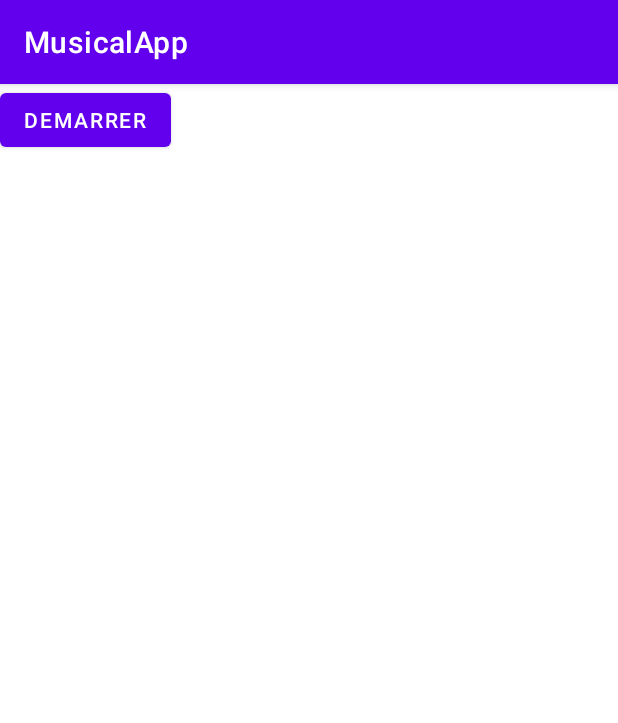
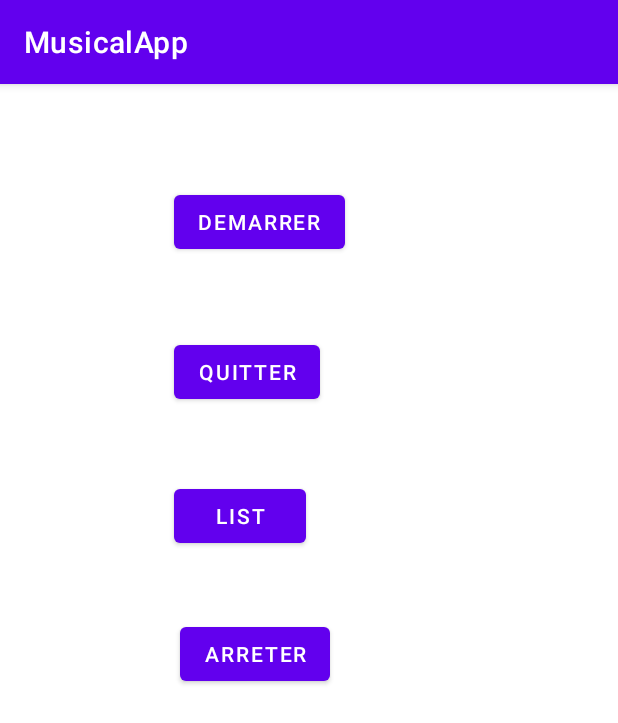
Before and after one commit to karry7/MusicPlaylist, an Android app: the screen it shows after launch (MainActivity), on a phone screen of 412 x 824 dp. Shown: the top 723 px of the screen. Run offline under Robolectric (Android 15) with nearby library versions, the phone set to English and light mode, and no system bars.

```diff
--- a/app/src/main/java/com/example/musicalapp/MainActivity.java
+++ b/app/src/main/java/com/example/musicalapp/MainActivity.java
@@ -8,19 +8,35 @@ import android.view.View;
 import android.widget.Button;
 
 public class MainActivity extends AppCompatActivity {
-
+private Button button1;
     @Override
     protected void onCreate(Bundle savedInstanceState) {
         super.onCreate(savedInstanceState);
         setContentView(R.layout.activity_main);
+       /* Intent serviceIntent = new Intent(this, MyService.class);
+        serviceIntent.setAction("START");
+        serviceIntent.putExtra("chanson1", "bts1.mp3");
+
+        startService(serviceIntent);*/
+         button1= (Button) findViewById(R.id.button);
+         button1.setOnClickListener(new View.OnClickListener() {
+             @Override
+             public void onClick(View view) {
+                 openActivity2();
+             }
+         });
+
+    }
+    public void demarrer(View view){
         Intent serviceIntent = new Intent(this, MyService.class);
+        serviceIntent.setAction("START");
         serviceIntent.putExtra("chanson1", "bts1.mp3");
-        Button button= (Button) findViewById(R.id.button);
-        button.setOnClickListener(new View.OnClickListener() {
-            @Override
-            public void onClick(View view) {
-                startService(serviceIntent);
-            }
-        });
+
+        startService(serviceIntent);
+    }
+
+    public void openActivity2(){
+        Intent intent1 =new Intent(this,MyPlayList.class);
+        startActivity(intent1);
     }
 }
--- a/app/src/main/res/layout/activity_main.xml
+++ b/app/src/main/res/layout/activity_main.xml
@@ -1,7 +1,8 @@
 <?xml version="1.0" encoding="utf-8"?>
-<RelativeLayout xmlns:android="http://schemas.android.com/apk/res/android"
+<androidx.constraintlayout.widget.ConstraintLayout xmlns:android="http://schemas.android.com/apk/res/android"
     xmlns:app="http://schemas.android.com/apk/res-auto"
     xmlns:tools="http://schemas.android.com/tools"
+    android:id="@+id/relativeLayout"
     android:layout_width="match_parent"
     android:layout_height="match_parent"
     tools:context=".MainActivity">
@@ -10,10 +11,41 @@
         android:id="@+id/button"
         android:layout_width="wrap_content"
         android:layout_height="wrap_content"
+        android:layout_marginStart="116dp"
+        android:layout_marginTop="68dp"
         android:text="Demarrer"
-        tools:layout_editor_absoluteX="94dp"
-        tools:layout_editor_absoluteY="136dp" />
+        app:layout_constraintStart_toStartOf="parent"
+        app:layout_constraintTop_toTopOf="parent" />
+
+    <Button
+        android:id="@+id/button2"
+        android:layout_width="wrap_content"
+        android:layout_height="wrap_content"
+        android:layout_marginStart="116dp"
+        android:layout_marginTop="168dp"
+        android:text="Quitter"
+        app:layout_constraintStart_toStartOf="parent"
+        app:layout_constraintTop_toTopOf="parent" />
+
+    <Button
+        android:id="@+id/button3"
+        android:layout_width="wrap_content"
+        android:layout_height="wrap_content"
+        android:layout_marginStart="116dp"
+        android:layout_marginTop="264dp"
+        android:text="List"
+        app:layout_constraintStart_toStartOf="parent"
+        app:layout_constraintTop_toTopOf="parent" />
+
+    <Button
+        android:id="@+id/button4"
+        android:layout_width="wrap_content"
+        android:layout_height="wrap_content"
+        android:layout_marginStart="120dp"
+        android:layout_marginTop="356dp"
+        android:text="ARRETER"
+        app:layout_constraintStart_toStartOf="parent"
+        app:layout_constraintTop_toTopOf="parent" />
 
 
-
-</RelativeLayout>
+</androidx.constraintlayout.widget.ConstraintLayout>
```
Also changed, not shown: app/src/main/java/com/example/musicalapp/MyPlayList.java (+26 -1 lines), app/src/main/java/com/example/musicalapp/MyService.java (+9 -4 lines).
